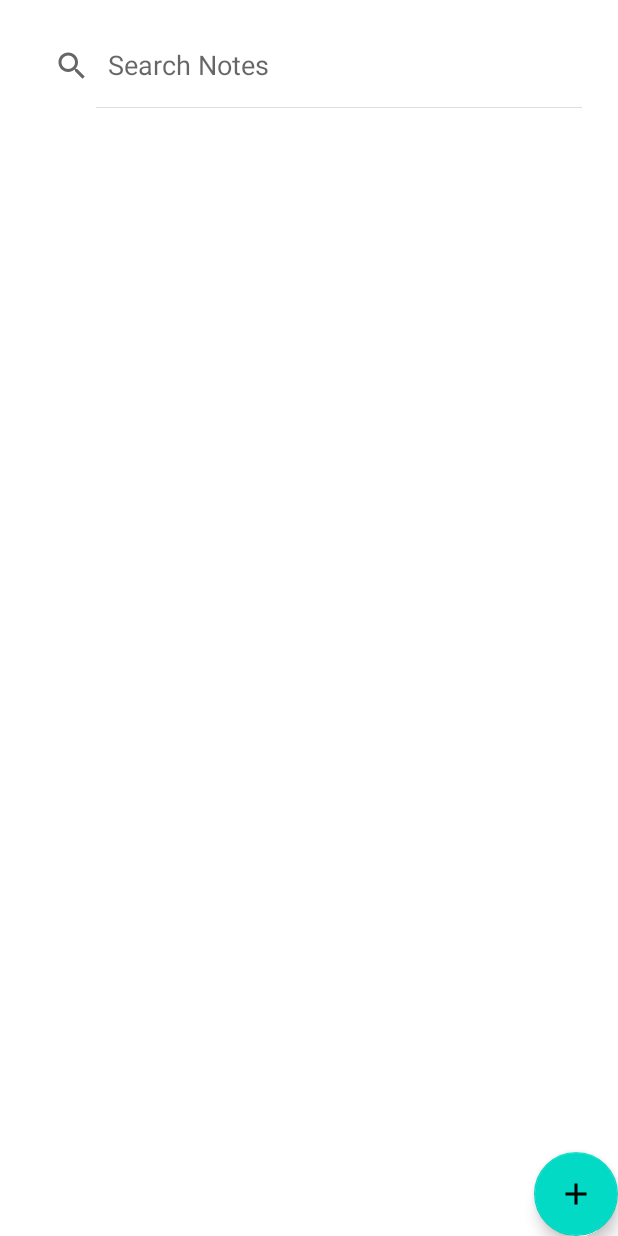
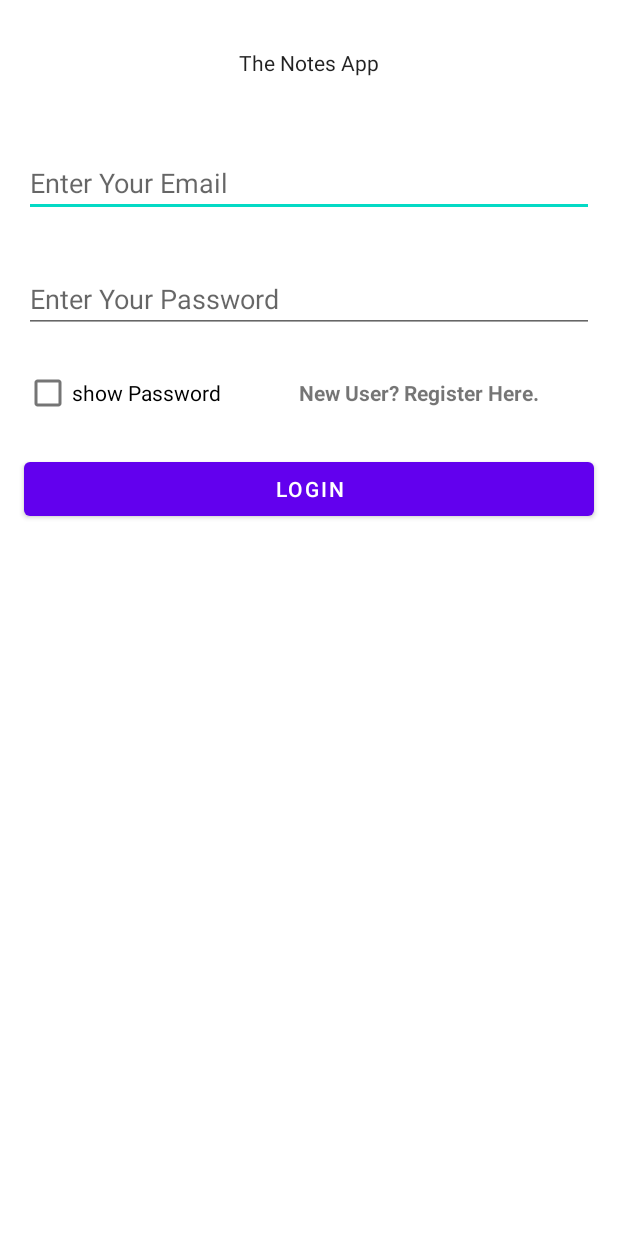
Before and after one commit to mukeshsingh963/The_Notes_App, an Android app: the screen it shows after launch (MainActivity before the commit, LoginActivity after it), on a phone screen of 412 x 824 dp. Run offline under Robolectric (Android 15) with nearby library versions, the phone set to English and light mode, and no system bars.

Commit message:
Login & Registeration Update

```diff
--- a/app/src/main/AndroidManifest.xml
+++ b/app/src/main/AndroidManifest.xml
@@ -14,6 +14,7 @@
         tools:targetApi="31">
         <activity android:name=".MainActivity"/>
         <activity android:name=".AddNoteActivity"/>
+        <activity android:name=".LoginActivity"/>
         <activity
             android:name=".SplashActivity"
             android:theme="@style/Theme.Design.Light.NoActionBar"
@@ -30,6 +31,7 @@
                 android:name="android.app.lib_name"
                 android:value="" />
         </activity>
+        <activity android:name="com.learning.thenotesapp.RegisterActivity" />
     </application>
 
 </manifest>
--- /dev/null
+++ b/app/src/main/java/com/learning/thenotesapp/LoginActivity.kt
@@ -0,0 +1,89 @@
+package com.learning.thenotesapp
+
+import android.content.Context
+import android.content.Intent
+import android.content.SharedPreferences
+import android.os.Bundle
+import android.os.Handler
+import android.os.Looper
+import android.text.TextUtils
+import android.text.method.HideReturnsTransformationMethod
+import android.text.method.PasswordTransformationMethod
+import android.util.Log
+import android.util.Patterns
+import android.widget.EditText
+import android.widget.Toast
+import androidx.appcompat.app.AppCompatActivity
+import androidx.appcompat.app.AppCompatDelegate
+import com.learning.thenotesapp.databinding.ActivityLoginBinding
+
+class LoginActivity : AppCompatActivity() {
+    private lateinit var binding: ActivityLoginBinding
+    private val handler = Handler(Looper.getMainLooper())
+    private val sharedPrefFile = "userSharedPref"
+
+    override fun onCreate(savedInstanceState: Bundle?) {
+        super.onCreate(savedInstanceState)
+        AppCompatDelegate.setDefaultNightMode(AppCompatDelegate.MODE_NIGHT_NO)
+        binding = ActivityLoginBinding.inflate(layoutInflater)
+        setContentView(binding.root)
+        initUI()
+    }
+
+    private fun initUI() {
+
+        val sharedPreferences: SharedPreferences =
+            this.getSharedPreferences(sharedPrefFile, Context.MODE_PRIVATE)
+
+        fun isValidEmail(email: String): Boolean {
+            return !TextUtils.isEmpty(email) && Patterns.EMAIL_ADDRESS.matcher(email).matches()
+        }
+
+        val checkBox = binding.showPswd
+        checkBox.setOnClickListener {
+            if (checkBox.isChecked) {
+                binding.pswdUser.transformationMethod =
+                    HideReturnsTransformationMethod.getInstance()
+            } else {
+                binding.pswdUser.transformationMethod = PasswordTransformationMethod.getInstance()
+            }
+        }
+
+        binding.loginBtn.setOnClickListener {
+            var userEmail = binding.emailUser.text.toString()
+            val userPassword = binding.pswdUser.text.toString()
+            val sharedEmailValue = sharedPreferences.getString("userEmail", "default")
+            val sharedPassValue = sharedPreferences.getString("userPass", "default")
+            Log.d("Test", userEmail.toString())
+            Log.d("Test", userPassword)
+            if (isValidEmail(userEmail.toString())) {
+                if (userPassword != null && userPassword.length >= 5) {
+                    if (userEmail == sharedEmailValue && userPassword == sharedPassValue) {
+                        Toast.makeText(this, "You are Successfully logged in", Toast.LENGTH_SHORT)
+                            .show()
+                        handler.postDelayed({
+                            val intent = Intent(this, MainActivity::class.java)
+                            startActivity(intent)
+                            finish()
+                        }, 3)
+                    }else{
+                        Toast.makeText(this, "Wrong email or password", Toast.LENGTH_SHORT).show()
+                    }
+
+                } else {
+                    Toast.makeText(this, "Password too short", Toast.LENGTH_SHORT).show()
+                }
+            } else {
+                Toast.makeText(this, "Check Email Format", Toast.LENGTH_SHORT).show()
+            }
+        }
+
+        binding.userRegister.setOnClickListener{
+            handler.postDelayed({
+                val intent = Intent(this, RegisterActivity::class.java)
+                startActivity(intent)
+            },1)
+        }
+    }
+
+}
--- a/app/src/main/java/com/learning/thenotesapp/SplashActivity.kt
+++ b/app/src/main/java/com/learning/thenotesapp/SplashActivity.kt
@@ -14,7 +14,7 @@ class SplashActivity : AppCompatActivity() {
         super.onCreate(savedInstanceState)
         setContentView(R.layout.activity_splash)
         handler.postDelayed({
-            val intent = Intent(this,MainActivity::class.java)
+            val intent = Intent(this,LoginActivity::class.java)
             startActivity(intent)
             finish()
         },3000)
--- /dev/null
+++ b/app/src/main/res/layout/activity_login.xml
@@ -0,0 +1,66 @@
+<?xml version="1.0" encoding="utf-8"?>
+<androidx.coordinatorlayout.widget.CoordinatorLayout xmlns:android="http://schemas.android.com/apk/res/android"
+    android:layout_width="match_parent"
+    android:layout_height="match_parent">
+<LinearLayout
+    android:layout_width="match_parent"
+    android:layout_height="match_parent"
+    android:orientation="vertical">
+    <TextView
+        android:layout_width="match_parent"
+        android:layout_height="wrap_content"
+        android:text="The Notes App"
+        android:gravity="center"
+        android:layout_margin="16dp"
+        android:padding="16dp"
+        style="@style/Theme.Design.Light.NoActionBar"
+        />
+
+    <EditText
+        android:id="@+id/email_user"
+        android:layout_width="match_parent"
+        android:layout_height="wrap_content"
+        android:inputType="textEmailAddress"
+        android:hint="Enter Your Email"
+        android:layout_margin="16dp"
+        />
+    <EditText
+        android:id="@+id/pswd_user"
+        android:layout_width="match_parent"
+        android:layout_height="wrap_content"
+        android:hint="Enter Your Password"
+        android:inputType="textPassword"
+        android:layout_margin="16dp"/>
+    <LinearLayout
+        android:layout_width="match_parent"
+        android:layout_height="wrap_content"
+        android:orientation="horizontal"
+        >
+        <CheckBox
+            android:id="@+id/show_pswd"
+            android:layout_width="wrap_content"
+            android:layout_height="wrap_content"
+            android:text="show Password"
+            android:layout_gravity="left"
+            android:layout_weight="1"
+            android:layout_marginStart="16dp"/>
+        <TextView
+            android:id="@+id/user_register"
+            android:layout_width="wrap_content"
+            android:layout_height="wrap_content"
+            android:text="New User? Register Here."
+            android:textStyle="bold"
+            android:layout_weight="1"
+            android:clickable="true"
+            android:layout_gravity="center"/>
+    </LinearLayout>
+
+    <Button
+        android:id="@+id/login_btn"
+        android:layout_width="match_parent"
+        android:layout_height="wrap_content"
+        android:layout_margin="16dp"
+        android:text="Login"/>
+
+</LinearLayout>
+</androidx.coordinatorlayout.widget.CoordinatorLayout>
```
Also changed, not shown: app/src/main/java/com/learning/thenotesapp/Adapter/NotesAdapter.kt (+0 -16 lines), app/src/main/java/com/learning/thenotesapp/RegisterActivity.kt (added, +75 -0 lines), app/src/main/res/layout/activity_register.xml (added, +52 -0 lines).
